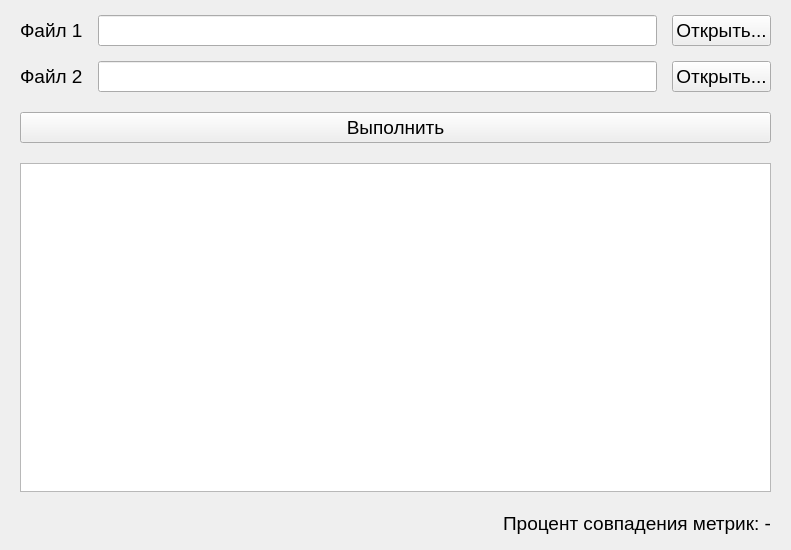
Qt form mainwindow.ui (ht-evth/diplom_qt) before a commit.
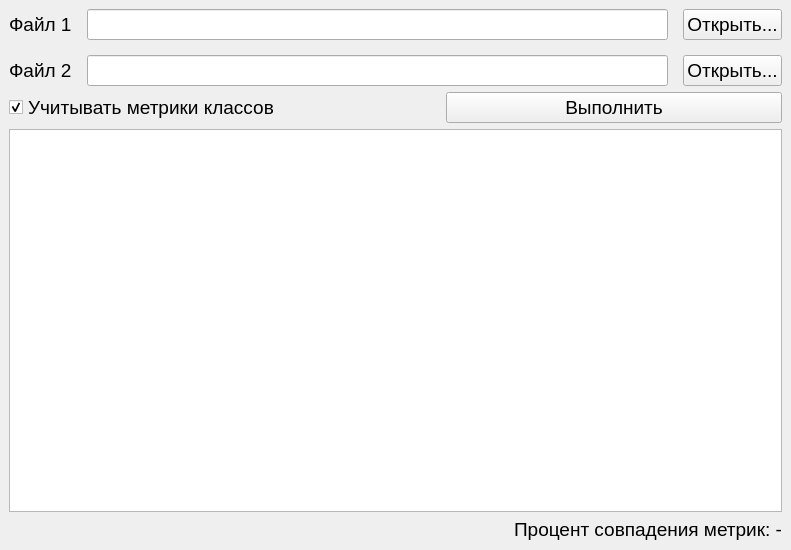
The same form after that commit.

The edit to the form file:
```diff
--- a/mainwindow.ui
+++ b/mainwindow.ui
@@ -23,24 +23,6 @@
   </property>
   <widget class="QWidget" name="centralwidget">
    <layout class="QGridLayout" name="gridLayout_2">
-    <property name="leftMargin">
-     <number>20</number>
-    </property>
-    <property name="topMargin">
-     <number>15</number>
-    </property>
-    <property name="rightMargin">
-     <number>20</number>
-    </property>
-    <property name="bottomMargin">
-     <number>15</number>
-    </property>
-    <property name="horizontalSpacing">
-     <number>6</number>
-    </property>
-    <property name="verticalSpacing">
-     <number>20</number>
-    </property>
     <item row="0" column="0">
      <layout class="QGridLayout" name="gridLayout">
       <property name="spacing">
@@ -83,11 +65,28 @@
      </layout>
     </item>
     <item row="1" column="0">
-     <widget class="QPushButton" name="Button_Start">
-      <property name="text">
-       <string>Выполнить</string>
+     <layout class="QHBoxLayout" name="horizontalLayout">
+      <property name="spacing">
+       <number>100</number>
       </property>
-     </widget>
+      <item>
+       <widget class="QCheckBox" name="checkBox_for_classes">
+        <property name="text">
+         <string>Учитывать метрики классов</string>
+        </property>
+        <property name="checked">
+         <bool>true</bool>
+        </property>
+       </widget>
+      </item>
+      <item>
+       <widget class="QPushButton" name="Button_Start">
+        <property name="text">
+         <string>Выполнить</string>
+        </property>
+       </widget>
+      </item>
+     </layout>
     </item>
     <item row="2" column="0">
      <widget class="QTableView" name="tableView"/>
```
Left out of the diff: 26 changed lines with no effect on the pictures.
